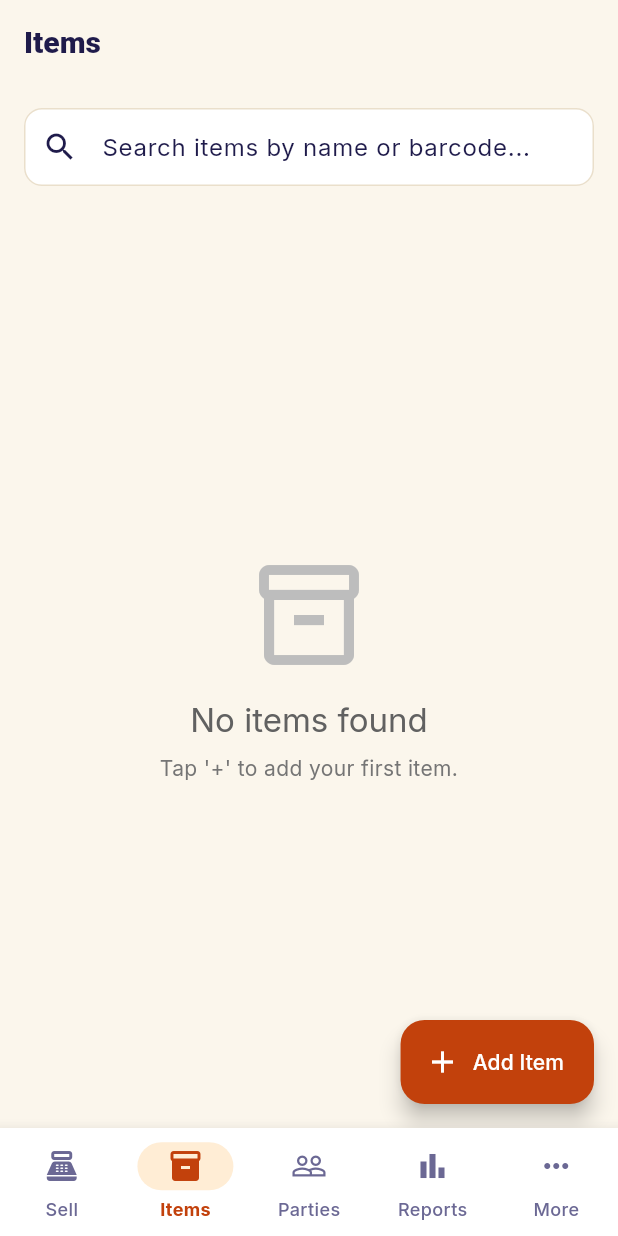
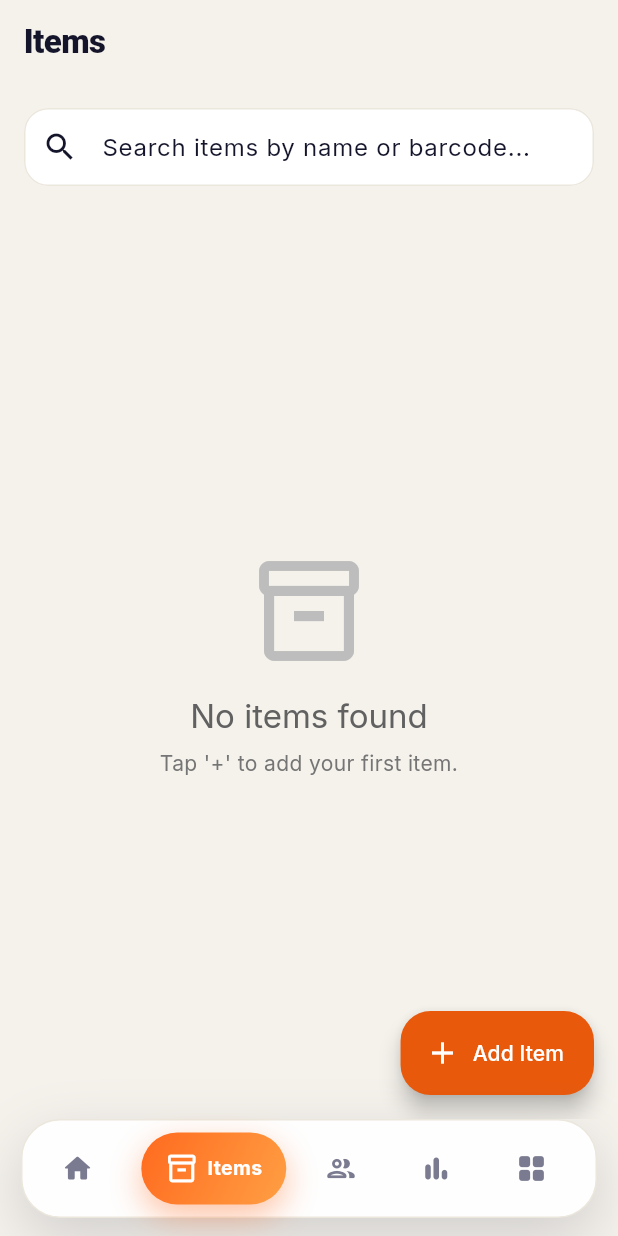
Before and after one commit to krut-tech/Belling, a Flutter app: the screen it shows after launch, item 2 of the bottom bar chosen, on a phone screen of 412 x 824 dp. Run offline on Flutter 3.47's test engine with Material 3 defaults, Android fonts, the phone set to English and light mode, and no system bars; our stand-ins replace connectivity_plus, drift, drift_flutter, file_picker, flutter_local_notifications, flutter_riverpod and 9 more; missing offline and left inert: mobile_scanner, sqlite3; accounts and stored records are empty; generated files the repository leaves out were written again; network calls fail.

Commit message:
Belling 2.0 foundation: new palette, theme, shared widgets, floating pill nav
Co-Authored-By: Claude Sonnet 5.5 <noreply@anthropic.com>
Claude-Session: https://claude.ai/code/session_01Mm5DrouK3A1K7Trb8X9zXz

```diff
--- a/lib/core/theme/app_colors.dart
+++ b/lib/core/theme/app_colors.dart
@@ -2,18 +2,43 @@ import 'package:flutter/material.dart';
 
 abstract class AppColors {
   // Light Palette
-  static const lightBackground = Color(0xFFFBF6EC);
+  static const lightBackground = Color(0xFFF5F2EC);
   static const lightSurface = Color(0xFFFFFFFF);
-  static const lightText = Color(0xFF1F1B4B);
-  static const lightMuted = Color(0xFF6B6894);
-  static const lightBorder = Color(0xFFEADFCB);
-  static const lightPrimary = Color(0xFFC2410C);
-  static const lightSuccess = Color(0xFF15803D);
+  static const lightText = Color(0xFF14152B);
+  static const lightMuted = Color(0xFF7A7B90);
+  static const lightBorder = Color(0xFFECE7DD);
+  static const lightPrimary = Color(0xFFE8590C);
+  static const lightSuccess = Color(0xFF12A150);
   static const lightWarning = Color(0xFFB45309);
-  static const lightDanger = Color(0xFFB42318);
+  static const lightDanger = Color(0xFFE5484D);
 
   // Haldi brand accents (header gradient, ink buttons, soft tints)
-  static const ink = Color(0xFF1F1B4B);
+  static const ink = Color(0xFF14152B);
+
+  // Belling 2.0 tokens
+  static const accent = Color(0xFFFF6A1F);
+  static const accent2 = Color(0xFFFF9F43);
+  static const heroTop = Color(0xFF17183A);
+  static const heroBottom = Color(0xFF2B2A72);
+  static const goodBg = Color(0xFFE4F7EC);
+  static const dueBg = Color(0xFFFDECEC);
+  static const warnBg = Color(0xFFFFF3DC);
+  static const warn = Color(0xFFF5A524);
+  static const blue = Color(0xFF3E63DD);
+  static const blueBg = Color(0xFFE8EEFF);
+  static const violet = Color(0xFF7C5CFC);
+  static const violetBg = Color(0xFFEFEAFF);
+  static const accentBg = Color(0xFFFFE9DC);
+  static const accentGradient = LinearGradient(
+    begin: Alignment.topLeft,
+    end: Alignment.bottomRight,
+    colors: [accent, accent2],
+  );
+  static const heroGradient = LinearGradient(
+    begin: Alignment.topLeft,
+    end: Alignment.bottomRight,
+    colors: [heroTop, heroBottom],
+  );
   static const saffron = Color(0xFFF97316);
   static const crimson = Color(0xFFDC2626);
   static const wine = Color(0xFF9F1239);
--- a/lib/core/theme/app_theme.dart
+++ b/lib/core/theme/app_theme.dart
@@ -49,7 +49,7 @@ class AppTheme {
         color: AppColors.lightSurface,
         elevation: 0,
         shape: RoundedRectangleBorder(
-          borderRadius: BorderRadius.circular(20),
+          borderRadius: BorderRadius.circular(22),
           side: const BorderSide(color: AppColors.lightBorder, width: 1),
         ),
       ),
@@ -58,19 +58,19 @@ class AppTheme {
         fillColor: AppColors.lightSurface,
         contentPadding: const EdgeInsets.symmetric(horizontal: 16, vertical: 14),
         border: OutlineInputBorder(
-          borderRadius: BorderRadius.circular(12),
+          borderRadius: BorderRadius.circular(16),
           borderSide: const BorderSide(color: AppColors.lightBorder),
         ),
         enabledBorder: OutlineInputBorder(
-          borderRadius: BorderRadius.circular(12),
+          borderRadius: BorderRadius.circular(16),
           borderSide: const BorderSide(color: AppColors.lightBorder),
         ),
         focusedBorder: OutlineInputBorder(
-          borderRadius: BorderRadius.circular(12),
+          borderRadius: BorderRadius.circular(16),
           borderSide: const BorderSide(color: AppColors.lightPrimary, width: 2),
         ),
         errorBorder: OutlineInputBorder(
-          borderRadius: BorderRadius.circular(12),
+          borderRadius: BorderRadius.circular(16),
           borderSide: const BorderSide(color: AppColors.lightDanger),
         ),
       ),
@@ -78,21 +78,21 @@ class AppTheme {
         style: ElevatedButton.styleFrom(
           backgroundColor: AppColors.lightPrimary,
           foregroundColor: Colors.white,
-          minimumSize: const Size(48, 52),
+          minimumSize: const Size(48, 54),
           textStyle: const TextStyle(fontWeight: FontWeight.w700, fontSize: 15),
           elevation: 0,
           shape: RoundedRectangleBorder(
-            borderRadius: BorderRadius.circular(14),
+            borderRadius: BorderRadius.circular(18),
           ),
         ),
       ),
       outlinedButtonTheme: OutlinedButtonThemeData(
         style: OutlinedButton.styleFrom(
-          foregroundColor: AppColors.lightPrimary,
           minimumSize: const Size(48, 48),
-          side: const BorderSide(color: AppColors.lightPrimary),
+          foregroundColor: AppColors.lightText,
+          side: const BorderSide(color: AppColors.lightBorder),
           shape: RoundedRectangleBorder(
-            borderRadius: BorderRadius.circular(12),
+            borderRadius: BorderRadius.circular(16),
           ),
         ),
       ),
@@ -108,11 +108,13 @@ class AppTheme {
         contentPadding: const EdgeInsets.symmetric(horizontal: 16),
       ),
       chipTheme: ChipThemeData(
-        shape: RoundedRectangleBorder(borderRadius: BorderRadius.circular(20)),
+        shape: RoundedRectangleBorder(borderRadius: BorderRadius.circular(999)),
         side: const BorderSide(color: AppColors.lightBorder),
-        selectedColor: AppColors.lightPrimary.withValues(alpha: 0.16),
+        selectedColor: AppColors.softSaffron,
         backgroundColor: AppColors.lightSurface,
-        labelStyle: const TextStyle(fontWeight: FontWeight.w600, color: AppColors.lightText),
+        showCheckmark: false,
+        padding: const EdgeInsets.symmetric(horizontal: 6, vertical: 6),
+        labelStyle: const TextStyle(fontWeight: FontWeight.w700, color: AppColors.lightText),
       ),
       segmentedButtonTheme: SegmentedButtonThemeData(
         style: SegmentedButton.styleFrom(
@@ -123,7 +125,7 @@ class AppTheme {
       progressIndicatorTheme: const ProgressIndicatorThemeData(color: AppColors.lightPrimary),
       bottomSheetTheme: const BottomSheetThemeData(
         showDragHandle: true,
-        shape: RoundedRectangleBorder(borderRadius: BorderRadius.vertical(top: Radius.circular(24))),
+        shape: RoundedRectangleBorder(borderRadius: BorderRadius.vertical(top: Radius.circular(30))),
       ),
       pageTransitionsTheme: kSmoothPageTransitions,
       appBarTheme: const AppBarTheme(
@@ -133,8 +135,9 @@ class AppTheme {
         scrolledUnderElevation: 0,
         centerTitle: false,
         titleTextStyle: TextStyle(
-          fontSize: 20,
+          fontSize: 22,
           fontWeight: FontWeight.w800,
+          letterSpacing: -0.4,
           color: AppColors.lightText,
         ),
       ),
@@ -159,14 +162,14 @@ class AppTheme {
       floatingActionButtonTheme: FloatingActionButtonThemeData(
         backgroundColor: AppColors.lightPrimary,
         foregroundColor: Colors.white,
-        shape: RoundedRectangleBorder(borderRadius: BorderRadius.circular(16)),
+        shape: RoundedRectangleBorder(borderRadius: BorderRadius.circular(20)),
       ),
       snackBarTheme: SnackBarThemeData(
         behavior: SnackBarBehavior.floating,
         shape: RoundedRectangleBorder(borderRadius: BorderRadius.circular(12)),
       ),
       dialogTheme: DialogThemeData(
-        shape: RoundedRectangleBorder(borderRadius: BorderRadius.circular(20)),
+        shape: RoundedRectangleBorder(borderRadius: BorderRadius.circular(28)),
       ),
       bottomNavigationBarTheme: const BottomNavigationBarThemeData(
         backgroundColor: AppColors.lightBackground,
--- a/lib/router.dart
+++ b/lib/router.dart
@@ -1,4 +1,5 @@
 import 'package:flutter/material.dart';
+import 'core/widgets/belling_ui.dart';
 import 'package:go_router/go_router.dart';
 
 import 'features/business/estimates_page.dart';
@@ -178,41 +179,20 @@ class ScaffoldWithNavBar extends StatelessWidget {
       body: UpdateChecker(
         child: TabFadeIn(index: navigationShell.currentIndex, child: navigationShell),
       ),
-      bottomNavigationBar: NavigationBar(
-        selectedIndex: navigationShell.currentIndex,
-        animationDuration: const Duration(milliseconds: 200),
-        onDestinationSelected: (index) {
+      bottomNavigationBar: PillNavBar(
+        index: navigationShell.currentIndex,
+        onSelected: (index) {
           navigationShell.goBranch(
             index,
             initialLocation: index == navigationShell.currentIndex,
           );
         },
-        destinations: [
-          NavigationDestination(
-            icon: const Icon(Icons.point_of_sale_outlined),
-            selectedIcon: const Icon(Icons.point_of_sale),
-            label: l10n.tabSell,
-          ),
-          NavigationDestination(
-            icon: const Icon(Icons.inventory_2_outlined),
-            selectedIcon: const Icon(Icons.inventory_2),
-            label: l10n.tabItems,
-          ),
-          NavigationDestination(
-            icon: const Icon(Icons.people_outline),
-            selectedIcon: const Icon(Icons.people),
-            label: l10n.tabParties,
-          ),
-          NavigationDestination(
-            icon: const Icon(Icons.bar_chart_outlined),
-            selectedIcon: const Icon(Icons.bar_chart),
-            label: l10n.tabReports,
-          ),
-          NavigationDestination(
-            icon: const Icon(Icons.more_horiz),
-            selectedIcon: const Icon(Icons.more_horiz),
-            label: l10n.tabMore,
-          ),
+        items: [
+          PillNavItem(Icons.home_rounded, l10n.tabSell),
+          PillNavItem(Icons.inventory_2_outlined, l10n.tabItems),
+          PillNavItem(Icons.people_outline_rounded, l10n.tabParties),
+          PillNavItem(Icons.bar_chart_rounded, l10n.tabReports),
+          PillNavItem(Icons.grid_view_rounded, l10n.tabMore),
         ],
       ),
     );
```
Also changed, not shown: lib/core/widgets/belling_ui.dart (added, +387 -0 lines), 1 other file.
